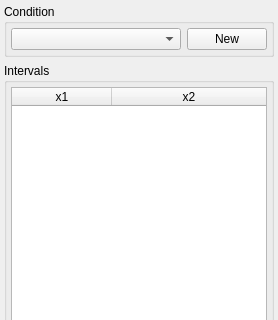
The window that src/analysis/interval_condition_dialog.ui (flueke/mvme) describes before a commit, drawn with Qt 5; both pictures show x 0 to 278 and y 0 to 320 of the 278 by 461 pixel window.
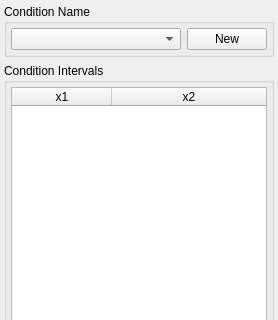
The same window after the commit.

Commit message:
fix renaming from within the IntervalConditionEditor not working
The core issue is that the eventwidget tree nodes have custom handling
in setData() and somehow still return the old, non-renamed value.
The fix is to call setAnalysisOperatorEdited() from within the interval
editor which is handled by the eventwidget and calls repopulate()

What changed in the file:
```diff
--- a/src/analysis/interval_condition_dialog.ui
+++ b/src/analysis/interval_condition_dialog.ui
@@ -29,7 +29,7 @@
    <item>
     <widget class="QGroupBox" name="groupBox_3">
      <property name="title">
-      <string>Condition</string>
+      <string>Condition Name</string>
      </property>
      <layout class="QHBoxLayout" name="horizontalLayout" stretch="1,0">
       <property name="leftMargin">
@@ -67,7 +67,7 @@
    <item>
     <widget class="QGroupBox" name="groupBox_2">
      <property name="title">
-      <string>Intervals</string>
+      <string>Condition Intervals</string>
      </property>
      <layout class="QGridLayout" name="gridLayout_2">
       <property name="leftMargin">
```
The commit also changes 7 other files.
